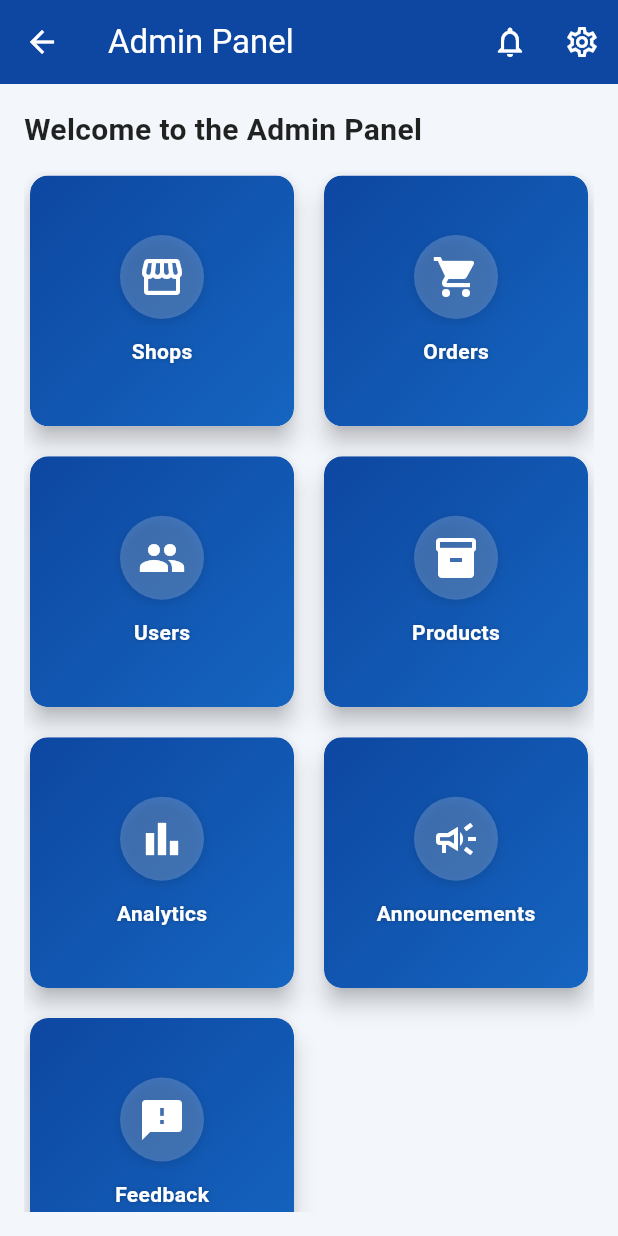
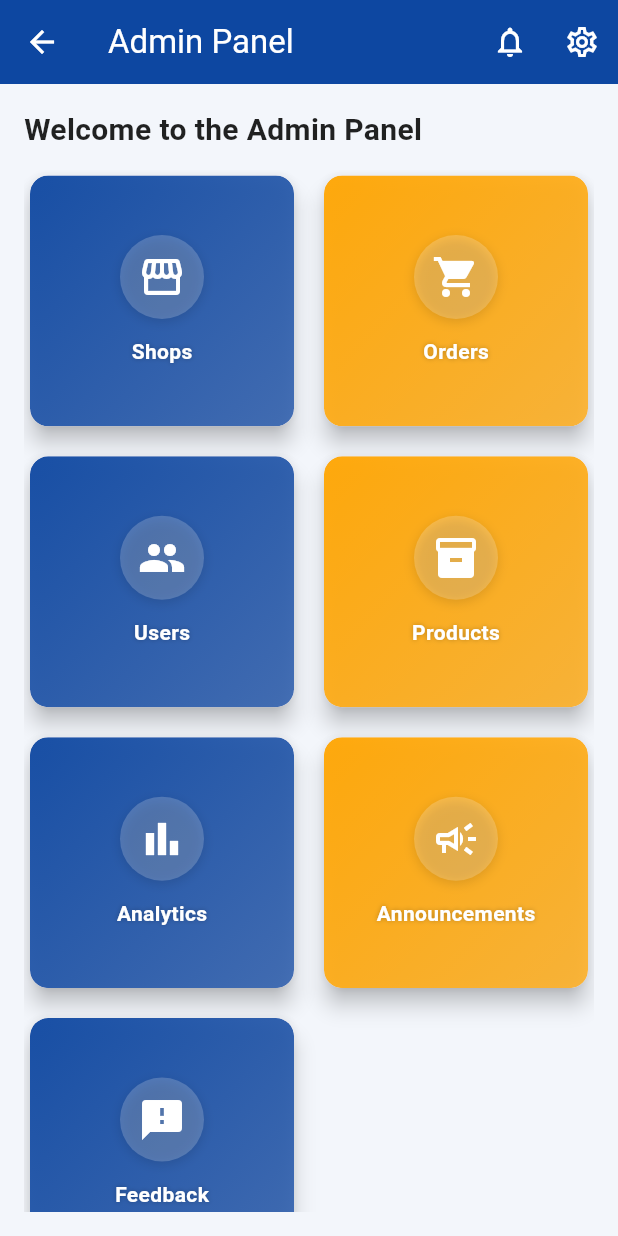
Before and after one commit to Munshifpk/cart_Link, a Flutter app: the AdminHome screen opened directly, on a phone screen of 412 x 824 dp. Run offline on Flutter 3.47's test engine with Material 3 defaults, Android fonts, the phone set to English and light mode, and no system bars; our stand-ins replace image_picker, lottie; missing offline and left inert: mongo_dart.

Commit message:
11:16pm 24-11-25

```diff
--- a/lib/Admin/admin_Home.dart
+++ b/lib/Admin/admin_Home.dart
@@ -73,15 +73,15 @@ class _AdminHomeState extends State<AdminHome> {
         onTap: () => _openSection(title),
         child: Container(
           decoration: BoxDecoration(
-            gradient: const LinearGradient(
-              colors: [Color(0xFF0D47A1), Color(0xFF1565C0)],
+            gradient: LinearGradient(
+              colors: [color.withOpacity(0.95), color.withOpacity(0.75)],
               begin: Alignment.topLeft,
               end: Alignment.bottomRight,
             ),
             borderRadius: BorderRadius.circular(12),
             boxShadow: [
               BoxShadow(
-                color: Colors.black.withAlpha((0.08 * 255).round()),
+                color: Colors.black.withAlpha((0.10 * 255).round()),
                 blurRadius: 8,
                 offset: const Offset(0, 4),
               ),
```
